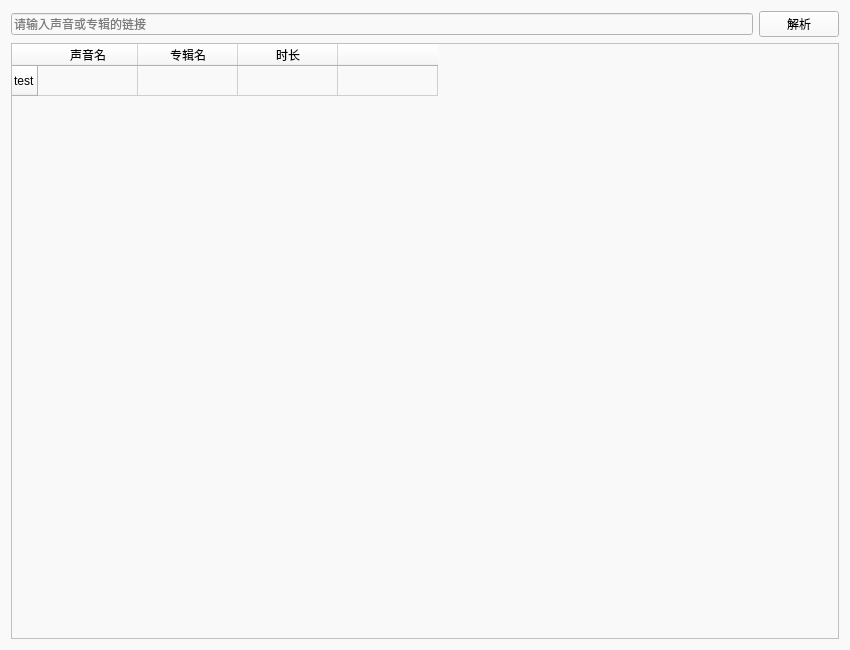
Qt form view/FrontPage.ui (Diaoxiaozhang/Ximalaya-Downloader) before a commit.
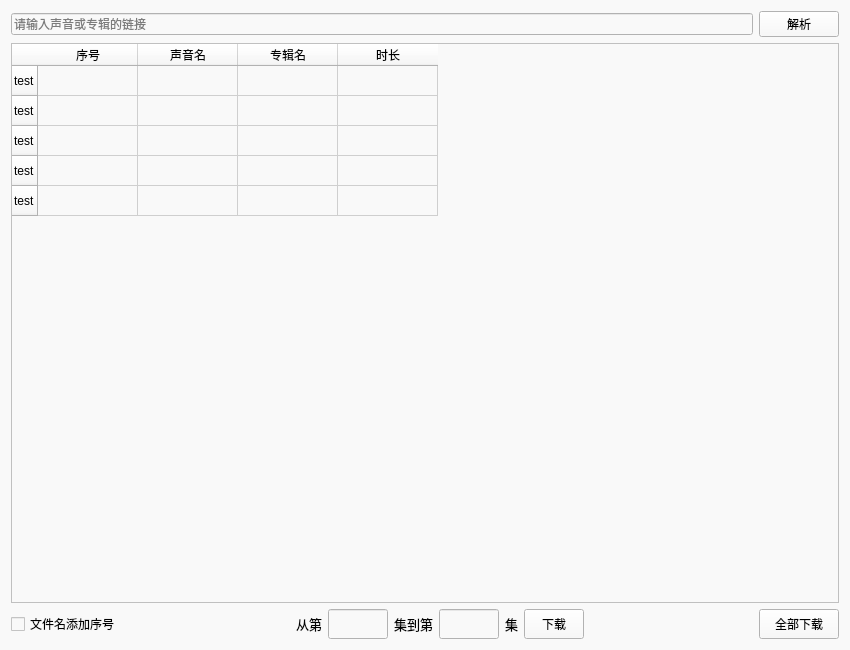
The same form after that commit. Custom widgets are drawn as their Qt base class.

Commit message: feat: add ui for downloading sounds

```diff
--- a/view/FrontPage.ui
+++ b/view/FrontPage.ui
@@ -40,11 +40,47 @@
    </item>
    <item>
     <widget class="TableWidget" name="TableWidget">
+     <property name="font">
+      <font>
+       <pointsize>9</pointsize>
+      </font>
+     </property>
+     <property name="editTriggers">
+      <set>QAbstractItemView::NoEditTriggers</set>
+     </property>
+     <property name="selectionMode">
+      <enum>QAbstractItemView::NoSelection</enum>
+     </property>
      <row>
       <property name="text">
        <string>test</string>
       </property>
      </row>
+     <row>
+      <property name="text">
+       <string>test</string>
+      </property>
+     </row>
+     <row>
+      <property name="text">
+       <string>test</string>
+      </property>
+     </row>
+     <row>
+      <property name="text">
+       <string>test</string>
+      </property>
+     </row>
+     <row>
+      <property name="text">
+       <string>test</string>
+      </property>
+     </row>
+     <column>
+      <property name="text">
+       <string>序号</string>
+      </property>
+     </column>
      <column>
       <property name="text">
        <string>声音名</string>
@@ -60,11 +96,6 @@
        <string>时长</string>
       </property>
      </column>
-     <column>
-      <property name="text">
-       <string/>
-      </property>
-     </column>
      <item row="0" column="0">
       <property name="text">
        <string/>
@@ -72,9 +103,174 @@
      </item>
     </widget>
    </item>
+   <item>
+    <layout class="QHBoxLayout" name="horizontalLayout_2">
+     <property name="leftMargin">
+      <number>0</number>
+     </property>
+     <property name="topMargin">
+      <number>0</number>
+     </property>
+     <item>
+      <widget class="CheckBox" name="CheckBox">
+       <property name="text">
+        <string>文件名添加序号</string>
+       </property>
+      </widget>
+     </item>
+     <item>
+      <spacer name="horizontalSpacer_2">
+       <property name="orientation">
+        <enum>Qt::Horizontal</enum>
+       </property>
+       <property name="sizeHint" stdset="0">
+        <size>
+         <width>40</width>
+         <height>20</height>
+        </size>
+       </property>
+      </spacer>
+     </item>
+     <item>
+      <widget class="QLabel" name="label_2">
+       <property name="font">
+        <font>
+         <family>Microsoft YaHei UI</family>
+         <pointsize>10</pointsize>
+         <weight>50</weight>
+         <bold>false</bold>
+        </font>
+       </property>
+       <property name="text">
+        <string>从第</string>
+       </property>
+      </widget>
+     </item>
+     <item>
+      <widget class="LineEdit" name="LineEdit_3">
+       <property name="minimumSize">
+        <size>
+         <width>60</width>
+         <height>30</height>
+        </size>
+       </property>
+       <property name="maximumSize">
+        <size>
+         <width>60</width>
+         <height>30</height>
+        </size>
+       </property>
+      </widget>
+     </item>
+     <item>
+      <widget class="QLabel" name="label">
+       <property name="font">
+        <font>
+         <family>Microsoft YaHei UI</family>
+         <pointsize>10</pointsize>
+        </font>
+       </property>
+       <property name="text">
+        <string>集到第</string>
+       </property>
+      </widget>
+     </item>
+     <item>
+      <widget class="LineEdit" name="LineEdit_2">
+       <property name="sizePolicy">
+        <sizepolicy hsizetype="Fixed" vsizetype="Fixed">
+         <horstretch>0</horstretch>
+         <verstretch>0</verstretch>
+        </sizepolicy>
+       </property>
+       <property name="minimumSize">
+        <size>
+         <width>60</width>
+         <height>30</height>
+        </size>
+       </property>
+       <property name="maximumSize">
+        <size>
+         <width>60</width>
+         <height>30</height>
+        </size>
+       </property>
+      </widget>
+     </item>
+     <item>
+      <widget class="QLabel" name="label_3">
+       <property name="font">
+        <font>
+         <family>Microsoft YaHei UI</family>
+         <pointsize>10</pointsize>
+        </font>
+       </property>
+       <property name="text">
+        <string>集</string>
+       </property>
+      </widget>
+     </item>
+     <item>
+      <widget class="PushButton" name="PushButton_2">
+       <property name="minimumSize">
+        <size>
+         <width>60</width>
+         <height>30</height>
+        </size>
+       </property>
+       <property name="maximumSize">
+        <size>
+         <width>60</width>
+         <height>30</height>
+        </size>
+       </property>
+       <property name="text">
+        <string>下载</string>
+       </property>
+      </widget>
+     </item>
+     <item>
+      <spacer name="horizontalSpacer_3">
+       <property name="orientation">
+        <enum>Qt::Horizontal</enum>
+       </property>
+       <property name="sizeHint" stdset="0">
+        <size>
+         <width>40</width>
+         <height>20</height>
+        </size>
+       </property>
+      </spacer>
+     </item>
+     <item>
+      <widget class="PushButton" name="PushButton_3">
+       <property name="minimumSize">
+        <size>
+         <width>80</width>
+         <height>30</height>
+        </size>
+       </property>
+       <property name="maximumSize">
+        <size>
+         <width>80</width>
+         <height>30</height>
+        </size>
+       </property>
+       <property name="text">
+        <string>全部下载</string>
+       </property>
+      </widget>
+     </item>
+    </layout>
+   </item>
   </layout>
  </widget>
  <customwidgets>
+  <customwidget>
+   <class>CheckBox</class>
+   <extends>QCheckBox</extends>
+   <header>qfluentwidgets</header>
+  </customwidget>
   <customwidget>
    <class>PushButton</class>
    <extends>QPushButton</extends>
```
The commit also changes 1 other file.
